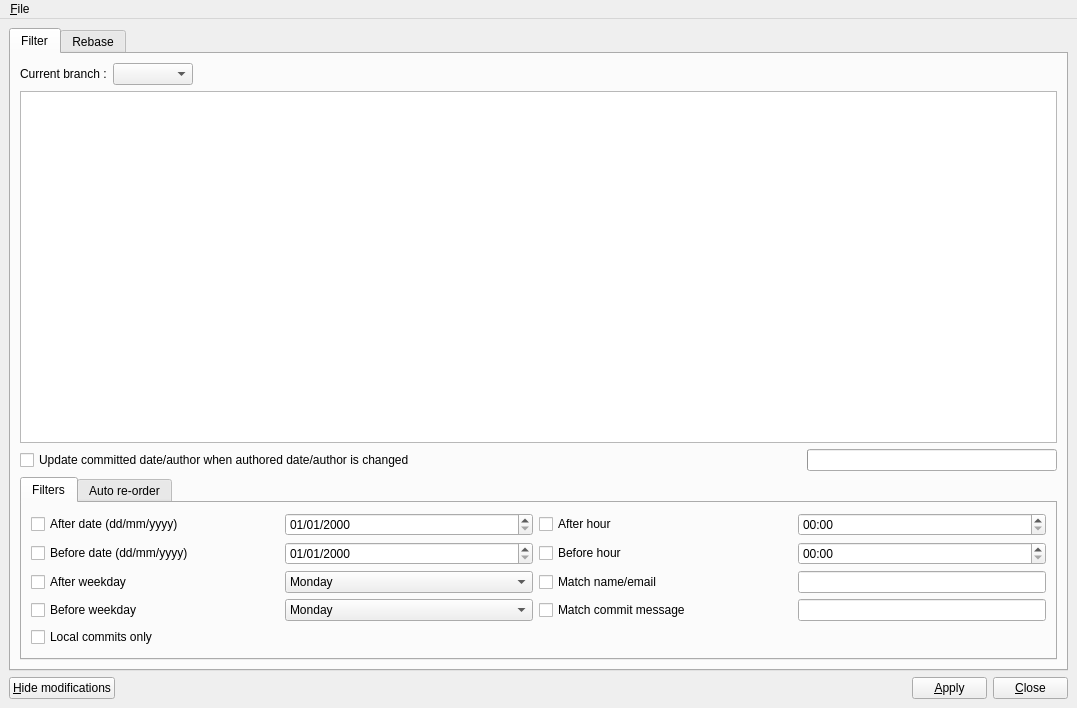
Above: gitbuster/main_window.ui from mike-perdide/gitbuster before the change. Below: the same form after it.
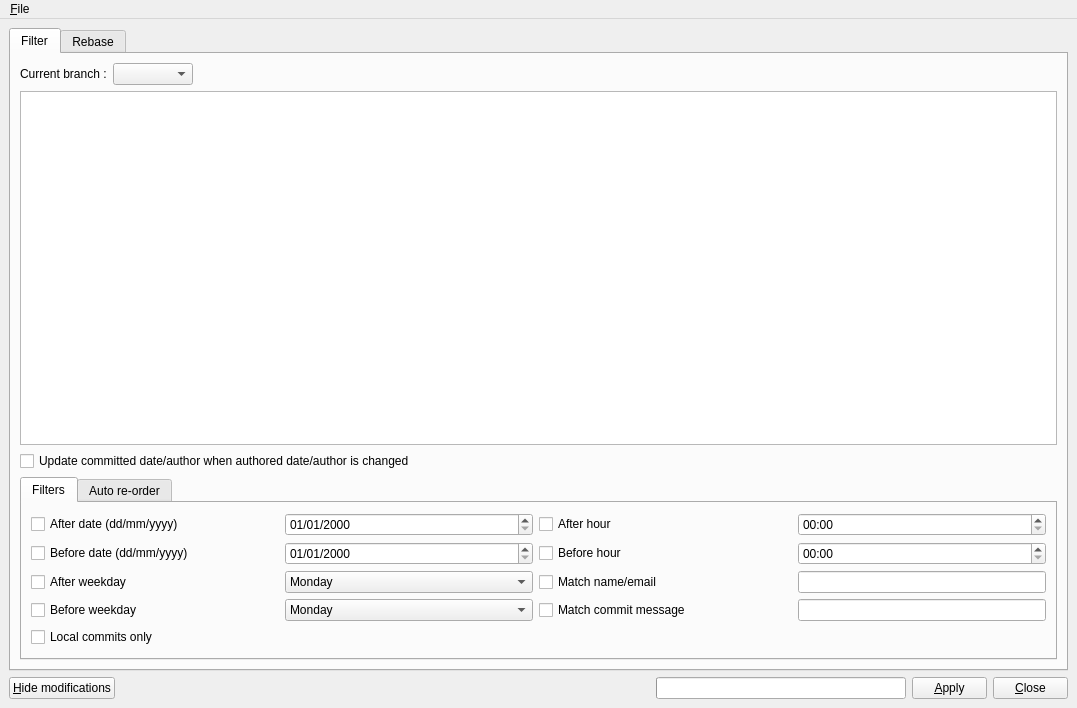
That is the form after the change.

Commit message: Moving the progress bar outside of the filter tab.

```diff
--- a/gitbuster/main_window.ui
+++ b/gitbuster/main_window.ui
@@ -112,22 +112,6 @@
             </property>
            </spacer>
           </item>
-          <item row="1" column="2">
-           <widget class="QProgressBar" name="progressBar">
-            <property name="maximumSize">
-             <size>
-              <width>250</width>
-              <height>16777215</height>
-             </size>
-            </property>
-            <property name="value">
-             <number>0</number>
-            </property>
-            <property name="textVisible">
-             <bool>false</bool>
-            </property>
-           </widget>
-          </item>
          </layout>
         </item>
         <item row="4" column="0" colspan="2">
@@ -959,7 +943,7 @@
     </item>
     <item row="1" column="1">
      <layout class="QGridLayout" name="gridLayout_3">
-      <item row="0" column="2">
+      <item row="0" column="3">
        <widget class="QPushButton" name="applyButton">
         <property name="maximumSize">
          <size>
@@ -975,7 +959,7 @@
         </property>
        </widget>
       </item>
-      <item row="0" column="3">
+      <item row="0" column="4">
        <widget class="QPushButton" name="cancelButton">
         <property name="maximumSize">
          <size>
@@ -1020,6 +1004,22 @@
         </property>
        </spacer>
       </item>
+      <item row="0" column="2">
+       <widget class="QProgressBar" name="progressBar">
+        <property name="maximumSize">
+         <size>
+          <width>250</width>
+          <height>16777215</height>
+         </size>
+        </property>
+        <property name="value">
+         <number>0</number>
+        </property>
+        <property name="textVisible">
+         <bool>false</bool>
+        </property>
+       </widget>
+      </item>
      </layout>
     </item>
    </layout>
```
